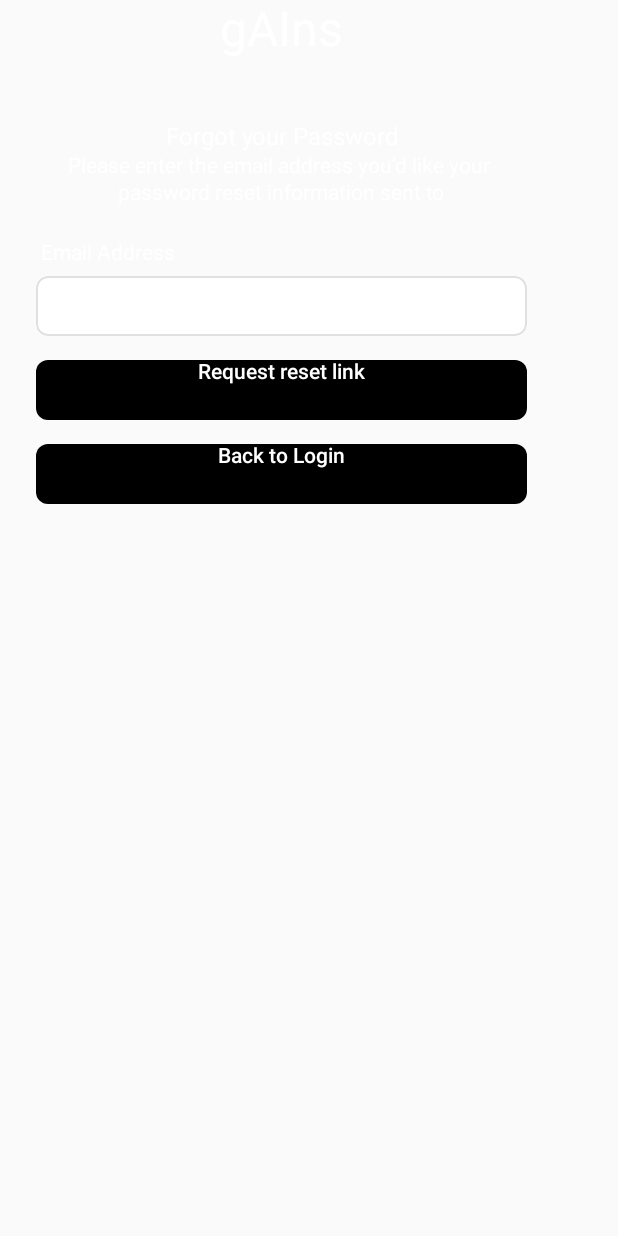
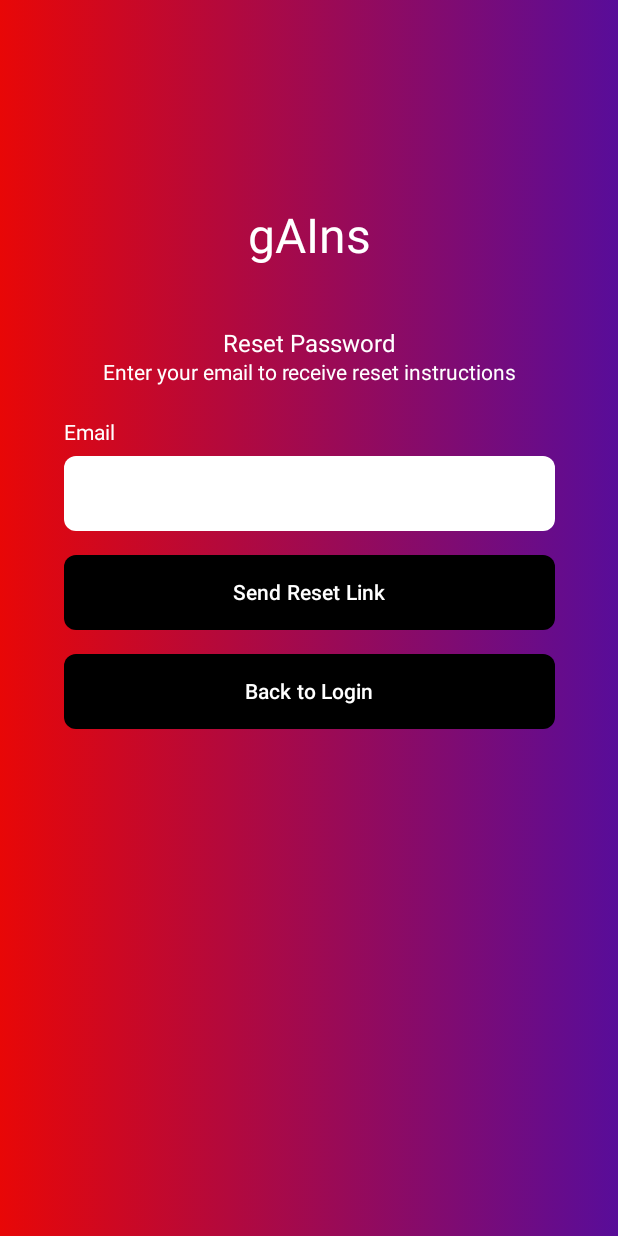
Before and after one commit to anthonytk31415/gains, an Android app built with Jetpack Compose: the ResetPassword screen opened through its navigation route, on a phone screen of 412 x 824 dp. Run offline under Robolectric (Android 15) with nearby library versions, the phone set to English and light mode, and no system bars; our stand-ins replace Firebase (no records; nobody signed in at launch, a user with empty details on screens opened directly).

Commit message:
Fixed reset password page and added return to login button for NewAccountScreen1

```diff
--- a/kotlin/app/src/main/java/com/example/gains/onboarding/NewAccount1Screen.kt
+++ b/kotlin/app/src/main/java/com/example/gains/onboarding/NewAccount1Screen.kt
@@ -149,6 +149,27 @@ fun NewAccount1(navController: NavController, modifier: Modifier = Modifier) {
                         fontWeight = FontWeight.Medium
                     )
                 }
+                // Back to Login
+                Button(
+                    onClick = {
+                        navController.popBackStack()
+                    },
+                    modifier = Modifier
+                        .fillMaxWidth()
+                        .height(50.dp),
+                    shape = RoundedCornerShape(8.dp),
+                    colors = ButtonDefaults.buttonColors(
+                        containerColor = Color.Black,
+                        contentColor = Color.White
+                    ),
+                    contentPadding = PaddingValues(0.dp)
+                ) {
+                    Text(
+                        text = "Back to Login",
+                        fontSize = 14.sp,
+                        fontWeight = FontWeight.Medium
+                    )
+                }
             }
         }
     }
--- a/kotlin/app/src/main/java/com/example/gains/onboarding/ResetPasswordScreen.kt
+++ b/kotlin/app/src/main/java/com/example/gains/onboarding/ResetPasswordScreen.kt
@@ -9,20 +9,43 @@ import androidx.compose.material3.*
 import androidx.compose.runtime.*
 import androidx.compose.ui.*
 import androidx.compose.ui.draw.clip
+import androidx.compose.ui.geometry.Offset
+import androidx.compose.ui.graphics.Brush
 import androidx.compose.ui.graphics.Color
 import androidx.compose.ui.text.*
 import androidx.compose.ui.text.font.FontWeight
 import androidx.compose.ui.text.style.TextAlign
 import androidx.compose.ui.unit.*
 import androidx.navigation.NavController
+import androidx.compose.foundation.clickable
+import androidx.compose.ui.text.style.TextDecoration
+import androidx.compose.foundation.text.KeyboardActions
+import androidx.compose.foundation.text.KeyboardOptions
+import androidx.compose.ui.text.input.ImeAction
 
 @Composable
 fun ResetPassword(navController: NavController, modifier: Modifier = Modifier) {
+    var email by remember { mutableStateOf("") }
+    Box(
+        modifier = modifier
+            .fillMaxSize()
+            .background(
+                brush = Brush.linearGradient(
+                    0f to Color(0xffe80707),
+                    1f to Color(0xff0010f4),
+                    start = Offset(0f, 0f),
+                    end = Offset(1000f, 0f)
+                )
+            )
+    ) {
         Column(
             verticalArrangement = Arrangement.spacedBy(24.dp, Alignment.Top),
             horizontalAlignment = Alignment.CenterHorizontally,
             modifier = modifier
+                .fillMaxWidth()
+                .align(Alignment.Center) // centers vertically
                 .padding(horizontal = 24.dp)
+                .offset(y = (-100).dp)
         ) {
             Text(
                 text = "gAIns",
@@ -30,108 +53,113 @@ fun ResetPassword(navController: NavController, modifier: Modifier = Modifier) {
                 textAlign = TextAlign.Center,
                 style = MaterialTheme.typography.headlineLarge,
                 modifier = Modifier
-                .requiredWidth(width = 210.dp)
-                .requiredHeight(height = 58.dp))
+                    .requiredWidth(210.dp)
+                    .requiredHeight(58.dp)
+            )
+
             Column(
-            verticalArrangement = Arrangement.spacedBy(2.dp, Alignment.Top),
+                verticalArrangement = Arrangement.spacedBy(2.dp),
                 horizontalAlignment = Alignment.CenterHorizontally
             ) {
                 Text(
-                text = "Forgot your Password",
+                    text = "Reset Password",
                     color = Color.White,
                     textAlign = TextAlign.Center,
-                lineHeight = 9.38.em,
-                style = TextStyle(
-                    fontSize = 16.sp))
+                    style = TextStyle(fontSize = 16.sp),
+                    lineHeight = 9.38.em
+                )
                 Text(
-                text = "Please enter the email address you’d like your ",
+                    text = "Enter your email to receive reset instructions",
                     color = Color.White,
                     textAlign = TextAlign.Center,
-                lineHeight = 10.71.em,
-                style = TextStyle(
-                    fontSize = 14.sp))
-            Text(
-                text = "password reset information sent to",
-                color = Color.White,
-                lineHeight = 10.71.em,
-                style = TextStyle(
-                    fontSize = 14.sp))
+                    style = TextStyle(fontSize = 14.sp),
+                    lineHeight = 10.71.em
+                )
             }
+
             Column(
-            verticalArrangement = Arrangement.spacedBy(16.dp, Alignment.Top),
+                verticalArrangement = Arrangement.spacedBy(16.dp),
                 modifier = Modifier
-                .requiredWidth(width = 327.dp)
-                .requiredHeight(height = 184.dp)
+                    .requiredWidth(327.dp)
             ) {
+                // Label + Input Group
                 Column(
-                verticalArrangement = Arrangement.spacedBy(2.dp, Alignment.Top),
-                modifier = Modifier
-                    .requiredWidth(width = 327.dp)
+                    verticalArrangement = Arrangement.spacedBy(2.dp)
                 ) {
                     Text(
-                    text = "Email Address",
+                        text = "Email",
                         color = Color.White,
                         textAlign = TextAlign.Center,
+                        style = TextStyle(fontSize = 14.sp),
                         lineHeight = 10.71.em,
-                    style = TextStyle(
-                        fontSize = 14.sp),
                         modifier = Modifier
-                        .requiredWidth(width = 95.dp)
-                        .requiredHeight(height = 21.dp))
-                Row(
-                    horizontalArrangement = Arrangement.spacedBy(16.dp, Alignment.Start),
-                    verticalAlignment = Alignment.CenterVertically,
-                    content = {},
+                            .requiredHeight(21.dp)
+                    )
+
+                    TextField(
+                        value = email,
+                        onValueChange = { email = it },
                         modifier = Modifier
                             .fillMaxWidth()
-                        .requiredHeight(height = 40.dp)
-                        .clip(shape = RoundedCornerShape(8.dp))
-                        .background(color = Color.White)
-                        .border(border = BorderStroke(1.dp, Color(0xffe0e0e0)),
-                            shape = RoundedCornerShape(8.dp))
-                        .padding(horizontal = 16.dp,
-                            vertical = 8.dp))
+                            .height(50.dp)
+                            .clip(RoundedCornerShape(8.dp)),
+                        colors = TextFieldDefaults.colors(
+                            focusedContainerColor = Color.White,
+                            unfocusedContainerColor = Color.White,
+                            disabledContainerColor = Color.White,
+                            focusedIndicatorColor = Color.Transparent,
+                            unfocusedIndicatorColor = Color.Transparent,
+                            cursorColor = Color.Black
+                        ),
+                        textStyle = TextStyle(fontSize = 16.sp, color = Color.Black),
+                        keyboardOptions = KeyboardOptions.Default.copy(imeAction = ImeAction.Done)
+                    )
                 }
-            Column(
-                verticalArrangement = Arrangement.SpaceBetween,
-                horizontalAlignment = Alignment.CenterHorizontally,
+
+                // Send Reset Link
+                Button(
+                    onClick = {
+                        // Handle password reset logic
+                    },
                     modifier = Modifier
                         .fillMaxWidth()
-                    .requiredHeight(height = 40.dp)
-                    .clip(shape = RoundedCornerShape(8.dp))
-                    .background(color = Color.Black)
-                    .padding(horizontal = 16.dp)
+                        .height(50.dp),
+                    shape = RoundedCornerShape(8.dp),
+                    colors = ButtonDefaults.buttonColors(
+                        containerColor = Color.Black,
+                        contentColor = Color.White
+                    ),
+                    contentPadding = PaddingValues(0.dp)
                 ) {
                     Text(
-                    text = "Request reset link",
-                    color = Color.White,
-                    lineHeight = 10.em,
-                    style = TextStyle(
+                        text = "Send Reset Link",
                         fontSize = 14.sp,
-                        fontWeight = FontWeight.Medium),
-                    modifier = Modifier
-                        .wrapContentHeight(align = Alignment.CenterVertically))
+                        fontWeight = FontWeight.Medium
+                    )
                 }
-            Column(
-                verticalArrangement = Arrangement.SpaceBetween,
-                horizontalAlignment = Alignment.CenterHorizontally,
+
+                // Back to Login
+                Button(
+                    onClick = {
+                        navController.popBackStack()
+                    },
                     modifier = Modifier
                         .fillMaxWidth()
-                    .requiredHeight(height = 40.dp)
-                    .clip(shape = RoundedCornerShape(8.dp))
-                    .background(color = Color.Black)
-                    .padding(horizontal = 16.dp)
+                        .height(50.dp),
+                    shape = RoundedCornerShape(8.dp),
+                    colors = ButtonDefaults.buttonColors(
+                        containerColor = Color.Black,
+                        contentColor = Color.White
+                    ),
+                    contentPadding = PaddingValues(0.dp)
                 ) {
                     Text(
                         text = "Back to Login",
-                    color = Color.White,
-                    lineHeight = 10.em,
-                    style = TextStyle(
                         fontSize = 14.sp,
-                        fontWeight = FontWeight.Medium),
-                    modifier = Modifier
-                        .wrapContentHeight(align = Alignment.CenterVertically))
+                        fontWeight = FontWeight.Medium
+                    )
                 }
             }
         }
     }
+}
```
Also changed, not shown: 41 other files. Lines whose indentation alone changed are shown as unchanged.
